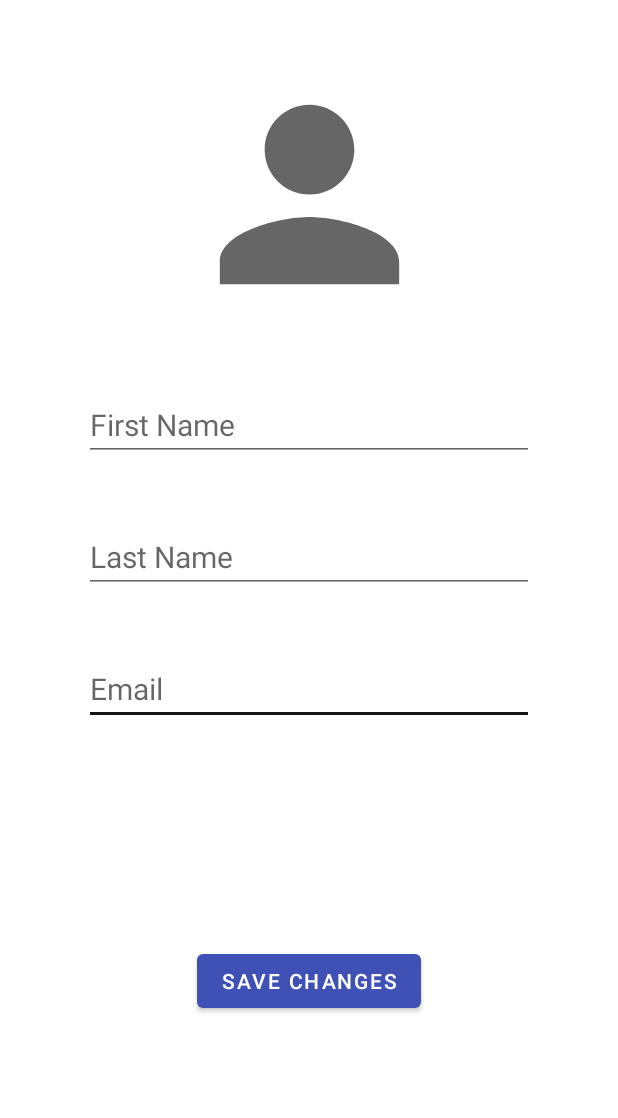
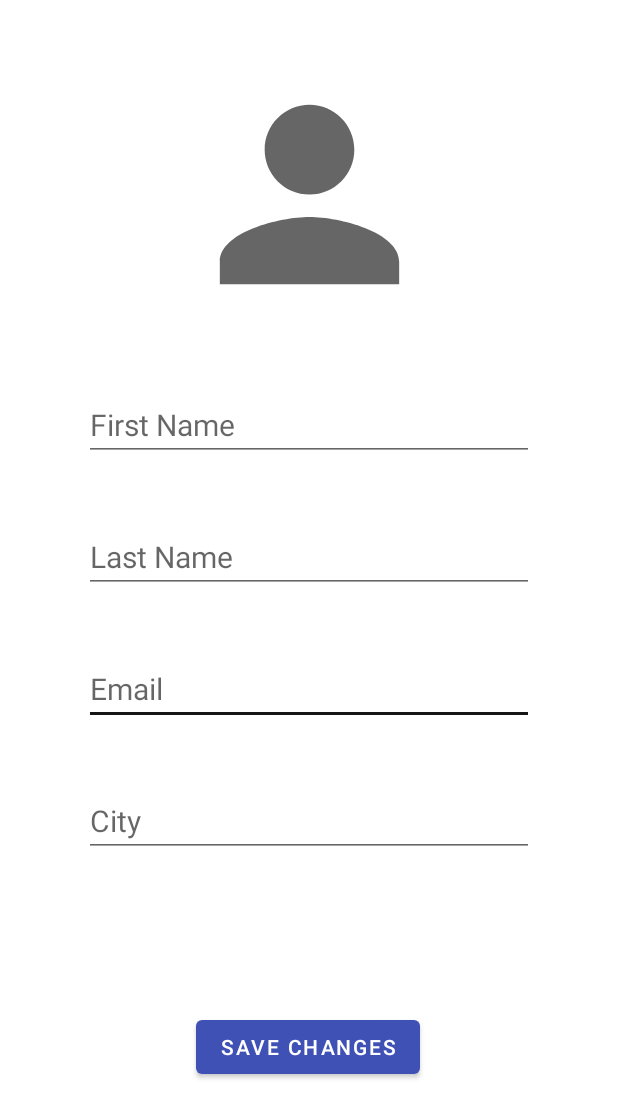
Before and after one commit to EventWithMe/EventWithMe, an Android app: the EditProfileActivity screen opened directly, with no data from a screen before it, on a phone screen of 412 x 824 dp. Shown: the top 1118 px of the screen. Run offline under Robolectric (Android 15) with nearby library versions, the phone set to English and light mode, and no system bars; our stand-ins replace Picasso; libraries missing offline, so code that uses them is left out: com.parse; pictures from the network do not load; Roboto replaces fonts that are not available here; 6 statements that could not run were skipped.

Commit message:
city can now be changed in edit profile scene

```diff
--- a/app/src/main/java/com/example/eventwithus/EditProfileActivity.java
+++ b/app/src/main/java/com/example/eventwithus/EditProfileActivity.java
@@ -37,9 +37,10 @@ import java.io.File;
 public class EditProfileActivity extends AppCompatActivity {
 
     public static final String TAG = "EditProfileActivity"; // tag for logging
-    public static final String EMAIL_KEY= "email";
     public static final String FIRSTNAME_KEY= "firstname";
     public static final String LASTNAME_KEY= "lastname";
+    public static final String EMAIL_KEY= "email";
+    public static final String CITY_KEY = "city";
     public static final String IMAGE_KEY= "image";
     public static final String PHOTO= "photo";
     public static final String GALLERY= "gallery";
@@ -50,6 +51,7 @@ public class EditProfileActivity extends AppCompatActivity {
     EditText etFirstNamePE;
     EditText etLastNamePE;
     EditText etEmailPE;
+    EditText etCityPE;
     Button btnSaveProfile;
 
     private ParseUser currentUser;
@@ -76,6 +78,7 @@ public class EditProfileActivity extends AppCompatActivity {
         etFirstNamePE = findViewById(R.id.etFirstNamePE);
         etLastNamePE = findViewById(R.id.etLastNamePE);
         etEmailPE = findViewById(R.id.etEmailPE);
+        etCityPE = findViewById(R.id.etCityPE);
         btnSaveProfile = findViewById(R.id.btnSaveProfile);
 
         currentUser = ParseUser.getCurrentUser();
@@ -85,6 +88,7 @@ public class EditProfileActivity extends AppCompatActivity {
         etFirstNamePE.setText(currentUser.getString(FIRSTNAME_KEY));
         etLastNamePE.setText(currentUser.getString(LASTNAME_KEY));
         etEmailPE.setText(currentUser.getString(EMAIL_KEY));
+        etCityPE.setText(currentUser.getString(CITY_KEY));
 
         currentUser.fetchInBackground((object, e) -> loadProfilePic());
 
@@ -95,6 +99,7 @@ public class EditProfileActivity extends AppCompatActivity {
             String firstName = etFirstNamePE.getText().toString();
             String lastName = etLastNamePE.getText().toString();
             String email = etEmailPE.getText().toString();
+            String city = etCityPE.getText().toString();
 
             // input validation on first name, last name, and email
             if(firstName.equals("")) {
@@ -106,6 +111,9 @@ public class EditProfileActivity extends AppCompatActivity {
             } else if(email.equals("")) {
                 Toast.makeText(getApplicationContext(), getString(R.string.edit_profile_activity_toast_email_required), Toast.LENGTH_SHORT).show();
                 return;
+            } else if(city.equals("")) {
+                Toast.makeText(getApplicationContext(), getString(R.string.edit_profile_activity_toast_city_required), Toast.LENGTH_SHORT).show();
+                return;
             }
 
             if(pfpChange) {
@@ -115,6 +123,7 @@ public class EditProfileActivity extends AppCompatActivity {
             currentUser.put(FIRSTNAME_KEY, firstName);
             currentUser.put(LASTNAME_KEY, lastName);
             currentUser.put(EMAIL_KEY, email);
+            currentUser.put(CITY_KEY, city);
             currentUser.saveInBackground(e -> {
                 Log.i(TAG, "Profile changes saved");
                 Toast.makeText(context, getString(R.string.edit_profile_activity_profile_saved), Toast.LENGTH_SHORT).show();
@@ -122,6 +131,7 @@ public class EditProfileActivity extends AppCompatActivity {
                 intent.putExtra(FIRSTNAME_KEY, firstName);
                 intent.putExtra(LASTNAME_KEY, lastName);
                 intent.putExtra(EMAIL_KEY, email);
+                intent.putExtra(CITY_KEY, city);
                 setResult(RESULT_OK, intent);
                 finish();
             });
--- a/app/src/main/java/com/example/eventwithus/fragments/ProfileFragment.java
+++ b/app/src/main/java/com/example/eventwithus/fragments/ProfileFragment.java
@@ -72,9 +72,11 @@ public class ProfileFragment extends Fragment {
                             String firstName = intent.getStringExtra(FIRSTNAME_KEY);
                             String lastName = intent.getStringExtra(LASTNAME_KEY);
                             String email = intent.getStringExtra(EMAIL_KEY);
+                            String city = intent.getStringExtra(CITY_KEY);
                             tvFirstNameP.setText(firstName);
                             tvLastNameP.setText(lastName);
                             tvEmailP.setText(email);
+                            tvCityP.setText(city);
                         }
                     } else {
                         Log.e(TAG, "result code not OK some error: " + result.getResultCode());
--- a/app/src/main/res/layout/activity_edit_profile.xml
+++ b/app/src/main/res/layout/activity_edit_profile.xml
@@ -57,6 +57,20 @@
         android:importantForAutofill="no"
         android:inputType="textPersonName" />
 
+    <EditText
+        android:id="@+id/etCityPE"
+        android:ems="10"
+        android:inputType="textPersonName"
+        android:layout_width="300dp"
+        android:layout_height="wrap_content"
+        android:layout_marginTop="40dp"
+        android:hint="@string/edit_profile_activity_hint_city"
+        android:textSize="20sp"
+        android:importantForAutofill="no"
+        app:layout_constraintEnd_toEndOf="parent"
+        app:layout_constraintStart_toStartOf="parent"
+        app:layout_constraintTop_toBottomOf="@+id/etEmailPE" />
+
     <Button
         android:id="@+id/btnSaveProfile"
         android:layout_width="wrap_content"
@@ -64,7 +78,8 @@
         android:text="@string/edit_profile_activity_button_save_changes"
         app:layout_constraintBottom_toBottomOf="parent"
         app:layout_constraintEnd_toEndOf="parent"
+        app:layout_constraintHorizontal_bias="0.498"
         app:layout_constraintStart_toStartOf="parent"
-        app:layout_constraintTop_toBottomOf="@+id/etEmailPE" />
+        app:layout_constraintTop_toBottomOf="@+id/etCityPE" />
 
 </androidx.constraintlayout.widget.ConstraintLayout>
--- a/app/src/main/res/values/strings.xml
+++ b/app/src/main/res/values/strings.xml
@@ -55,6 +55,7 @@
     <string name="edit_profile_activity_toast_first_name_required">Please input your first name it is required</string>
     <string name="edit_profile_activity_toast_last_name_required">Please input your last name it is required</string>
     <string name="edit_profile_activity_toast_email_required">Please input your email it is required</string>
+    <string name="edit_profile_activity_toast_city_required">Please input your city it is required</string>
     <string name="edit_profile_activity_toast_picture_saved">New profile pic saved</string>
 
     <string name="search_fragment_button_next">Next</string>
@@ -84,6 +85,7 @@
     <string name="edit_profile_activity_hint_email">Email</string>
     <string name="edit_profile_activity_hint_first_name">First Name</string>
     <string name="edit_profile_activity_hint_last_name">Last Name</string>
+    <string name="edit_profile_activity_hint_city">City</string>
     <string name="edit_profile_activity_button_save_changes">Save Changes</string>
 
     <string name="event_card_layout_content_desc_event">Event Image</string>
```
